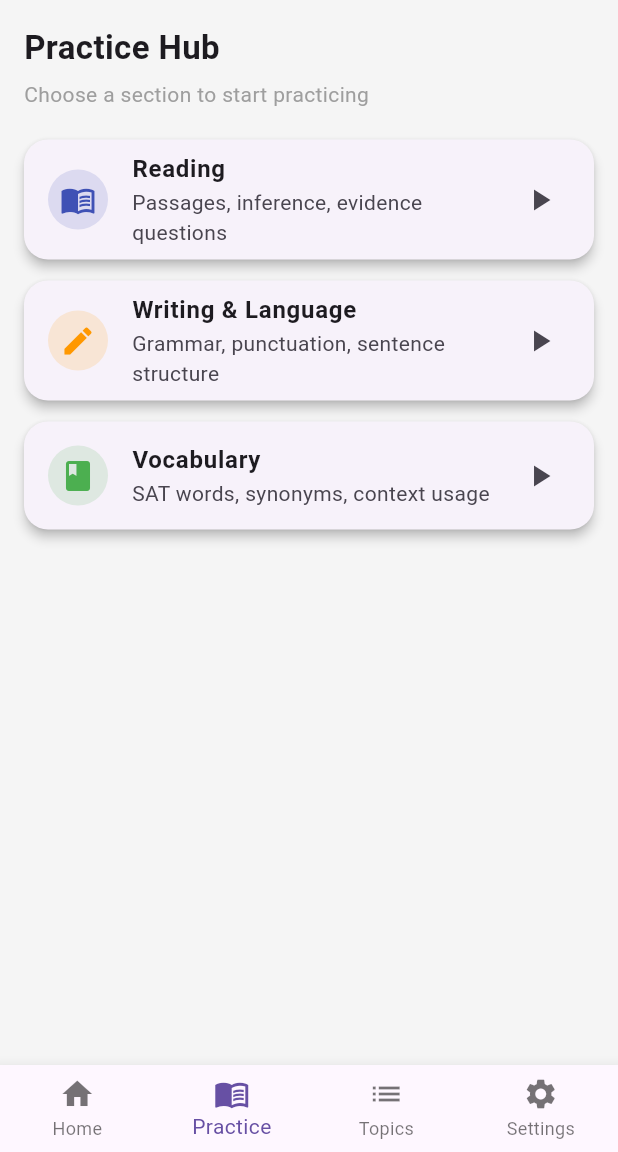
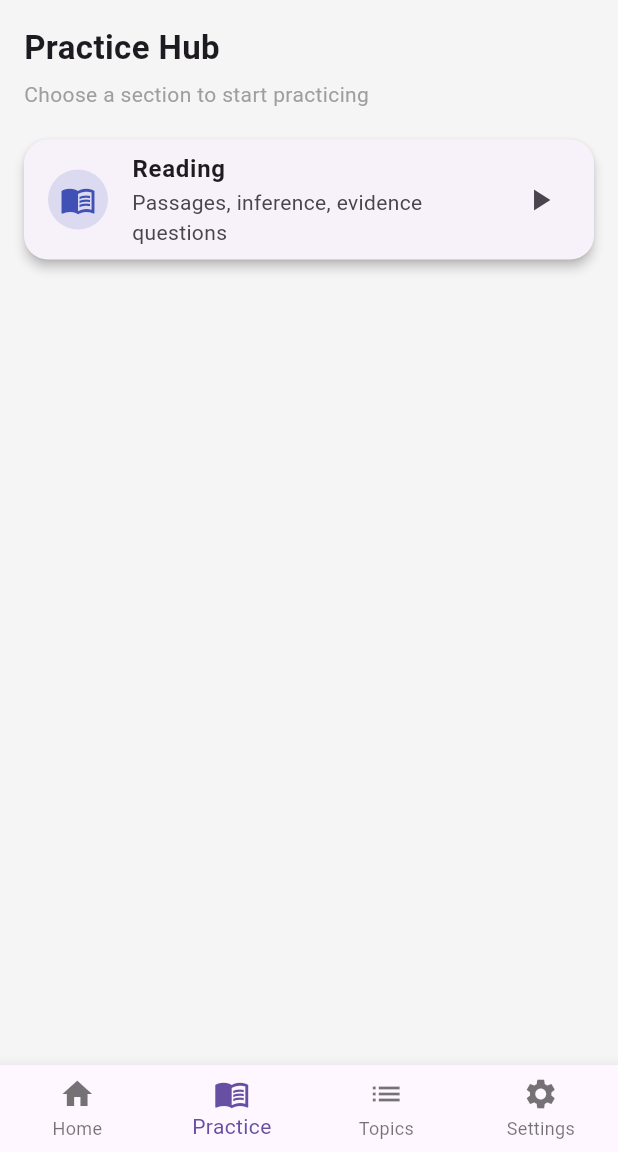
Before and after one commit to sailesh818/satenglish, a Flutter app: the screen it shows after launch, item 2 of the bottom bar chosen, on a phone screen of 412 x 824 dp, the part 84-1236 px from its top. Run offline on Flutter 3.47's test engine with Material 3 defaults, Android fonts, the light colour scheme and no system bars.

Commit message:
bug fixed

```diff
--- a/lib/pages/practice_screen.dart
+++ b/lib/pages/practice_screen.dart
@@ -31,23 +31,23 @@ class PracticeScreen extends StatelessWidget {
             color: Colors.indigo,
           ),
 
-          _practiceCard(
-            context,
-            title: "Writing & Language",
-            subtitle: "Grammar, punctuation, sentence structure",
-            icon: Icons.edit,
-            color: Colors.orange,
-          ),
+          // _practiceCard(
+          //   context,
+          //   title: "Writing & Language",
+          //   subtitle: "Grammar, punctuation, sentence structure",
+          //   icon: Icons.edit,
+          //   color: Colors.orange,
+          // ),
 
-          _practiceCard(
-            context,
-            title: "Vocabulary",
-            subtitle: "SAT words, synonyms, context usage",
-            icon: Icons.book,
-            color: Colors.green,
-          ),
+          // _practiceCard(
+          //   context,
+          //   title: "Vocabulary",
+          //   subtitle: "SAT words, synonyms, context usage",
+          //   icon: Icons.book,
+          //   color: Colors.green,
+          // ),
 
-          const SizedBox(height: 24),
+          // const SizedBox(height: 24),
 
           // const Text(
           //   "Practice Modes",
--- a/lib/pages/topics_screen.dart
+++ b/lib/pages/topics_screen.dart
@@ -70,20 +70,20 @@ class _TopicsScreenState extends State<TopicsScreen> {
             ],
           ),
 
-          _topicSection(
-            title: "Writing & Language",
-            icon: Icons.edit,
-            color: Colors.orange,
-            topics: [
-              "Subject–Verb Agreement",
-              "Verb Tense & Voice",
-              "Pronouns & Modifiers",
-              "Sentence Structure",
-              "Punctuation Rules",
-              "Parallelism",
-              "Conciseness & Style",
-            ],
-          ),
+          // _topicSection(
+          //   title: "Writing & Language",
+          //   icon: Icons.edit,
+          //   color: Colors.orange,
+          //   topics: [
+          //     "Subject–Verb Agreement",
+          //     "Verb Tense & Voice",
+          //     "Pronouns & Modifiers",
+          //     "Sentence Structure",
+          //     "Punctuation Rules",
+          //     "Parallelism",
+          //     "Conciseness & Style",
+          //   ],
+          // ),
 
           _topicSection(
             title: "Vocabulary",
--- a/pubspec.yaml
+++ b/pubspec.yaml
@@ -16,7 +16,7 @@ publish_to: 'none' # Remove this line if you wish to publish to pub.dev
 # https://developer.apple.com/library/archive/documentation/General/Reference/InfoPlistKeyReference/Articles/CoreFoundationKeys.html
 # In Windows, build-name is used as the major, minor, and patch parts
 # of the product and file versions while build-number is used as the build suffix.
-version: 1.0.1+2
+version: 1.1.1+3
 
 environment:
   sdk: ^3.10.0
```
